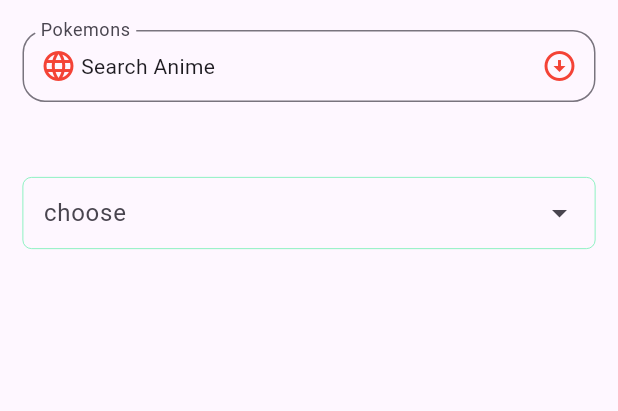
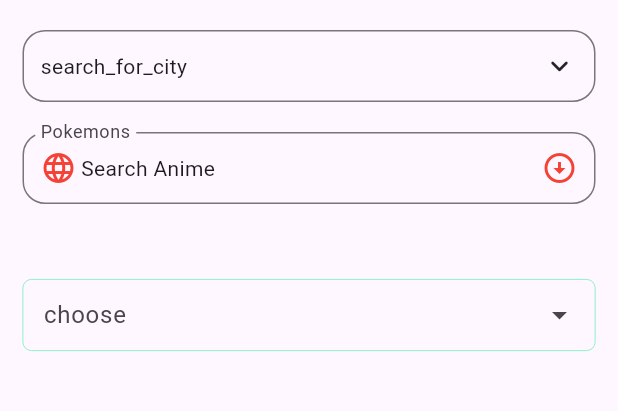
Before and after one commit to mazab99/high_q_paginated_drop_down, a Flutter app: the screen it shows after launch, on a phone screen of 412 x 824 dp, the part 84-495 px from its top. Run offline on Flutter 3.47's test engine with Material 3 defaults, Android fonts, the phone set to English and light mode, and no system bars; our stand-ins replace dio.

Commit message:
add multi selection

```diff
--- a/example/lib/main.dart
+++ b/example/lib/main.dart
@@ -11,8 +11,7 @@ void main() {
 class MyApp extends StatelessWidget {
   MyApp({Key? key}) : super(key: key);
 
-  final PaginatedSearchDropdownController<Anime>
-      searchableDropdownController1 =
+  final PaginatedSearchDropdownController<Anime> searchableDropdownController1 =
       PaginatedSearchDropdownController<Anime>();
   final PaginatedSearchDropdownController<int> searchableDropdownController2 =
       PaginatedSearchDropdownController<int>();
@@ -53,6 +52,62 @@ class MyApp extends StatelessWidget {
           children: [
             const SizedBox(height: 20),
             BasicPaginatedSearchDropdown<Anime>.paginated(
+              hintText: Text(
+                'search_for_city',
+                style: Theme.of(context).inputDecorationTheme.hintStyle,
+                textScaler: TextScaler.linear(1.0),
+              ),
+              searchHintText: 'search_for_city',
+              paginatedRequest: (
+                int page,
+                String? searchText,
+              ) async {
+                final paginatedList = await getAnimeList(
+                  page: page,
+                  queryParameters: {
+                    'page': page,
+                    "q": searchText,
+                  },
+                );
+                return paginatedList?.animeList?.map((e) {
+                  return MenuItemModel<Anime>(
+                    value: e,
+                    label: e.title ?? '',
+                    child: Text(
+                      e.title ?? '',
+                      style: const TextStyle(color: Colors.red, fontSize: 5,),
+                    ),
+                  );
+                }).toList();
+              },
+              padding: const EdgeInsets.all(0),
+              hasTrailingClearIcon: false,
+              searchDelayDuration: const Duration(milliseconds: 800),
+              spaceBetweenDropDownAndItemsDialog: 10,
+              isEnabled: true,
+              onTapWhileDisableDropDown: () {},
+              dropDownMaxHeight: 200,
+              isDialogExpanded: true,
+              paddingValueWhileIsDialogExpanded: 16,
+              backgroundDecoration: (child) {
+                return InputDecorator(
+                  decoration: InputDecoration(
+                    border: OutlineInputBorder(
+                      borderRadius: BorderRadius.circular(
+                        15.0,
+                      ),
+                    ),
+                    contentPadding: const EdgeInsets.symmetric(
+                      horizontal: 8,
+                    ),
+                  ),
+                  child: child,
+                );
+              },
+              onChanged: (Anime? data) {},
+            ),
+            const SizedBox(height: 20),
+            BasicPaginatedSearchDropdown<Anime>.paginated(
               key: dropdownFormFieldKey1,
               controller: searchableDropdownController1,
               requestItemCount: 25,
@@ -84,30 +139,18 @@ class MyApp extends StatelessWidget {
                 final AnimePaginatedList? paginatedList = await getAnimeList(
                   page: page,
                   queryParameters: {
-                    'page':page,
-                    "q":searchText,
+                    'page': page,
+                    "q": searchText,
                   },
                 );
                 return paginatedList?.animeList?.map((e) {
                   return MenuItemModel<Anime>(
                     value: e,
                     label: e.title ?? '',
-                    child: Card(
-                      shape: RoundedRectangleBorder(
-                        borderRadius: BorderRadius.circular(5),
-                        side: const BorderSide(
-                          color: Colors.red,
-                        ),
-                      ),
-                      color: Colors.green,
-                      child: Padding(
-                        padding: const EdgeInsets.all(8.0),
                     child: Text(
                       e.title ?? '',
                       style: const TextStyle(
                         color: Colors.white,
-                          ),
-                        ),
                       ),
                     ),
                   );
@@ -168,8 +211,7 @@ class MyApp extends StatelessWidget {
                 shape: MaterialStateProperty.all(
                   RoundedRectangleBorder(
                       borderRadius: BorderRadius.circular(3),
-                     side: BorderSide(color: Colors.green)
-                  ),
+                      side: BorderSide(color: Colors.green)),
                 ),
               ),
               confirmTextTextStyle: const TextStyle(color: Colors.white),
@@ -204,8 +246,6 @@ class MyApp extends StatelessWidget {
                 'Crafts',
                 'Arts',
               ],
-
-
             ),
 
             // const SizedBox(height: 20),
@@ -333,14 +373,15 @@ class MyApp extends StatelessWidget {
     required int page,
     Map<String, dynamic>? queryParameters,
   }) async {
-
     try {
       String url = "https://api.jikan.moe/v4/anime";
 
-      Response<dynamic> response = await Dio().get(
+      Response<dynamic> response = await Dio()
+          .get(
         url,
         queryParameters: queryParameters,
-      ).then((value) {
+      )
+          .then((value) {
         return value;
       });
       if (response.statusCode != 200) throw Exception(response.statusMessage);
--- a/lib/src/basic_paginated_search_drop_down.dart
+++ b/lib/src/basic_paginated_search_drop_down.dart
@@ -9,6 +9,7 @@ import '../paginated_search_drop_down.dart';
 
 class BasicPaginatedSearchDropdown<T> extends StatefulWidget {
   final bool isEnabled;
+  final bool showTextField;
 
   final bool isDialogExpanded;
 
@@ -126,6 +127,7 @@ class BasicPaginatedSearchDropdown<T> extends StatefulWidget {
     Widget? leadingIcon,
     void Function(T?)? onChanged,
     bool isEnabled = true,
+    bool showTextField = true,
     VoidCallback? onTapWhileDisableDropDown,
     Duration? searchDelayDuration,
     double? width,
@@ -152,6 +154,7 @@ class BasicPaginatedSearchDropdown<T> extends StatefulWidget {
           leadingIcon: leadingIcon,
           onChanged: onChanged,
           isEnabled: isEnabled,
+    showTextField: showTextField,
           onTapWhileDisableDropDown: onTapWhileDisableDropDown,
           searchDelayDuration: searchDelayDuration,
           width: width,
@@ -165,6 +168,7 @@ class BasicPaginatedSearchDropdown<T> extends StatefulWidget {
   const BasicPaginatedSearchDropdown._({
     super.key,
     this.controller,
+    this.showTextField = true,
     this.loadingWidget,
     this.hintText,
     this.paddingValueWhileIsDialogExpanded,
@@ -235,6 +239,7 @@ class _BasicPaginatedSearchDropdownState<T>
   Widget build(BuildContext context) {
     final dropdownWidget = _DropDown(
       controller: dropdownController,
+      showTextField: widget.showTextField,
       isEnabled: widget.isEnabled,
       paddingValueWhileIsDialogExpanded:
           widget.paddingValueWhileIsDialogExpanded,
@@ -267,6 +272,7 @@ class _BasicPaginatedSearchDropdownState<T>
 
 class _DropDown<T> extends StatelessWidget {
   final bool isEnabled;
+  final bool showTextField;
   final bool isDialogExpanded;
   final double? paddingValueWhileIsDialogExpanded;
   final bool hasTrailingClearIcon;
@@ -292,6 +298,7 @@ class _DropDown<T> extends StatelessWidget {
 
   const _DropDown({
     required this.controller,
+    required this.showTextField,
     required this.isEnabled,
     required this.isDialogExpanded,
     this.leadingIcon,
@@ -461,6 +468,7 @@ class _DropDown<T> extends StatelessWidget {
                 child: _DropDownCard(
                   controller: controller,
                   isReversed: isReversed,
+                  showTextField: showTextField,
                   noRecordText: noRecordText,
                   onChanged: onChanged,
                   paginatedRequest: paginatedRequest,
@@ -506,6 +514,7 @@ class _DropDownText<T> extends StatelessWidget {
 
 class _DropDownCard<T> extends StatelessWidget {
   final bool isReversed;
+  final bool showTextField;
   final Duration? searchDelayDuration;
   final Future<List<MenuItemModel<T>>?> Function(
     int page,
@@ -519,6 +528,7 @@ class _DropDownCard<T> extends StatelessWidget {
 
   const _DropDownCard({
     required this.controller,
+    required this.showTextField,
     required this.isReversed,
     this.searchHintText,
     this.paginatedRequest,
@@ -547,6 +557,7 @@ class _DropDownCard<T> extends StatelessWidget {
                 verticalDirection:
                     isReversed ? VerticalDirection.up : VerticalDirection.down,
                 children: [
+                  if(showTextField==true)
                   _MultiSelectDropDownBar(
                     controller: controller,
                     searchHintText: searchHintText,
--- a/pubspec.yaml
+++ b/pubspec.yaml
@@ -1,6 +1,6 @@
 name: paginated_search_drop_down
 description: Package handles the pagination and search in DropDown .
-version: 1.0.3
+version: 1.0.4
 homepage: https://github.com/mazab99/paginated_search_drop_down
 
 environment:
```
Also changed, not shown: 1 other file. Lines whose indentation alone changed are shown as unchanged.
